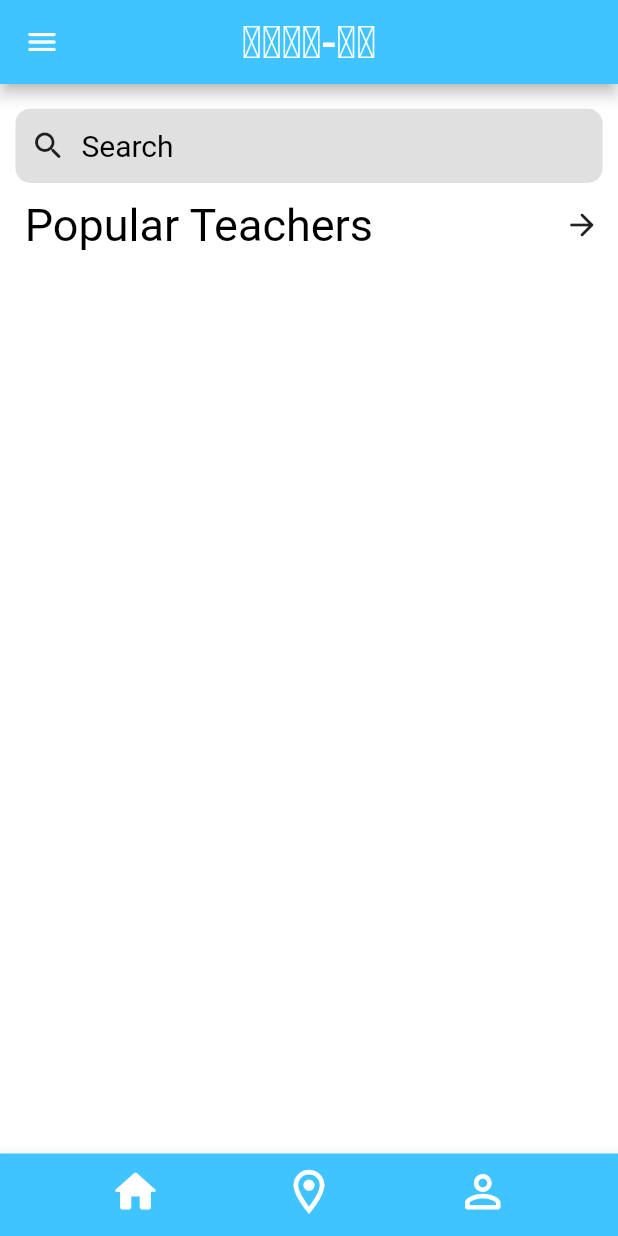
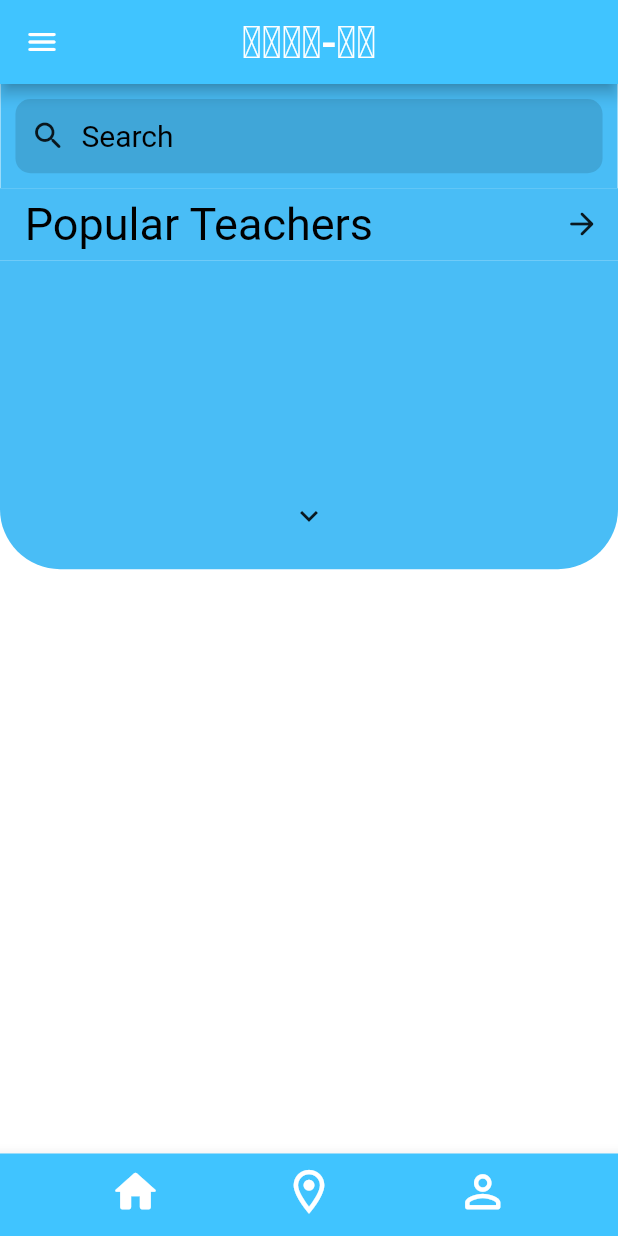
Before and after one commit to soup-stix/Tute-Me, a Flutter app: the HomePage screen opened directly, on a phone screen of 412 x 824 dp. Run offline on Flutter 3.47's test engine with Material 2 defaults, Android fonts, the phone set to English and light mode, and no system bars; our stand-ins replace firebase_core, firebase_database, flutter_rating_bar, flutter_svg, geolocator, google_fonts and 5 more; missing offline and left inert: custom_marker, geocoder, label_marker; accounts and stored records are empty.

Commit message:
changes to homepage and insertion

```diff
--- a/lib/homepage.dart
+++ b/lib/homepage.dart
@@ -1,6 +1,7 @@
 import 'dart:math';
 import 'package:firebase_core/firebase_core.dart';
 import 'package:firebase_database/firebase_database.dart';
+import 'package:flutter/cupertino.dart';
 import 'package:flutter/material.dart';
 import 'package:page_transition/page_transition.dart';
 import 'package:tute_me/books.dart';
@@ -62,14 +63,8 @@ class _HomePageState extends State<HomePage>{
 
   @override
   Widget build(BuildContext context) {
-    return Container(
-      height: MediaQuery.of(context).size.height,
-      width: MediaQuery.of(context).size.width,
-      decoration: BoxDecoration(
-        color: Colors.white,
-        ),
-      child: Scaffold(
-        backgroundColor: Colors.transparent,
+    return Scaffold(
+      backgroundColor: Colors.white,
       appBar: AppBar(
         automaticallyImplyLeading: false,
         backgroundColor: Colors.lightBlueAccent,
@@ -154,9 +149,13 @@ class _HomePageState extends State<HomePage>{
         ),
       ),
       body: Container(
+        child: SingleChildScrollView(
           child: Column(
             children: [
-              SizedBox(height: MediaQuery.of(context).size.height*0.02,),
+              Container(
+                padding: EdgeInsets.all(10),
+                color: Color.fromARGB(255, 73, 189, 246),
+                child:
                   Container(
                     height: MediaQuery.of(context).size.height*0.06,
                     width: MediaQuery.of(context).size.width*0.95,
@@ -171,8 +170,9 @@ class _HomePageState extends State<HomePage>{
                       ],
                     ),
                   ),
-              SizedBox(height: MediaQuery.of(context).size.height*0.005,),
-              Padding(
+              ),
+              Container(
+                color: Color.fromARGB(255, 73, 189, 246),
                 padding: EdgeInsets.only(left: MediaQuery.of(context).size.width*0.04),
                 child: Row(
                   crossAxisAlignment: CrossAxisAlignment.center,
@@ -185,7 +185,32 @@ class _HomePageState extends State<HomePage>{
                   ],
                 ),
               ),
-              Expanded(
+              Container(
+                height: MediaQuery.of(context).size.height*0.25,
+                padding: EdgeInsets.all(10),
+                decoration: BoxDecoration(borderRadius: BorderRadius.only(bottomLeft: Radius.circular(40), bottomRight: Radius.circular(40)),color: Color.fromARGB(255, 73, 189, 246),),
+                child: Column(
+                  children: [
+                    Container(
+                      height: MediaQuery.of(context).size.height*0.18,
+                      child: ListView.builder(
+                        scrollDirection: Axis.horizontal,
+                          itemCount: _categories.length,
+                          physics: BouncingScrollPhysics(parent: AlwaysScrollableScrollPhysics()),
+                          itemBuilder: (context, index){
+                            return MyFavourites(child: _categories[index]);
+                          }
+                      ),
+                    ),
+                    Align(
+                      alignment: Alignment.bottomCenter,
+                      child: Icon(Icons.keyboard_arrow_down_outlined),
+                    ),
+                  ],
+                ),
+              ),
+              Container(
+                height: MediaQuery.of(context).size.height*0.75,
                 child: ListView.builder(
                     itemCount: _categories.length,
                     physics: BouncingScrollPhysics(parent: AlwaysScrollableScrollPhysics()),
@@ -195,6 +220,7 @@ class _HomePageState extends State<HomePage>{
                 ),
               ),
             ],
+          ),
         ),
       ),
       bottomNavigationBar: BottomAppBar(
@@ -248,7 +274,6 @@ class _HomePageState extends State<HomePage>{
             ),
           ),
       ),
-      ),
     );
   }
 }
```
Also changed, not shown: lib/favourites.dart (+17 -20 lines), lib/favourites_expanded.dart (+77 -21 lines), lib/listingnew.dart (+38 -64 lines). Lines whose indentation alone changed are shown as unchanged.
